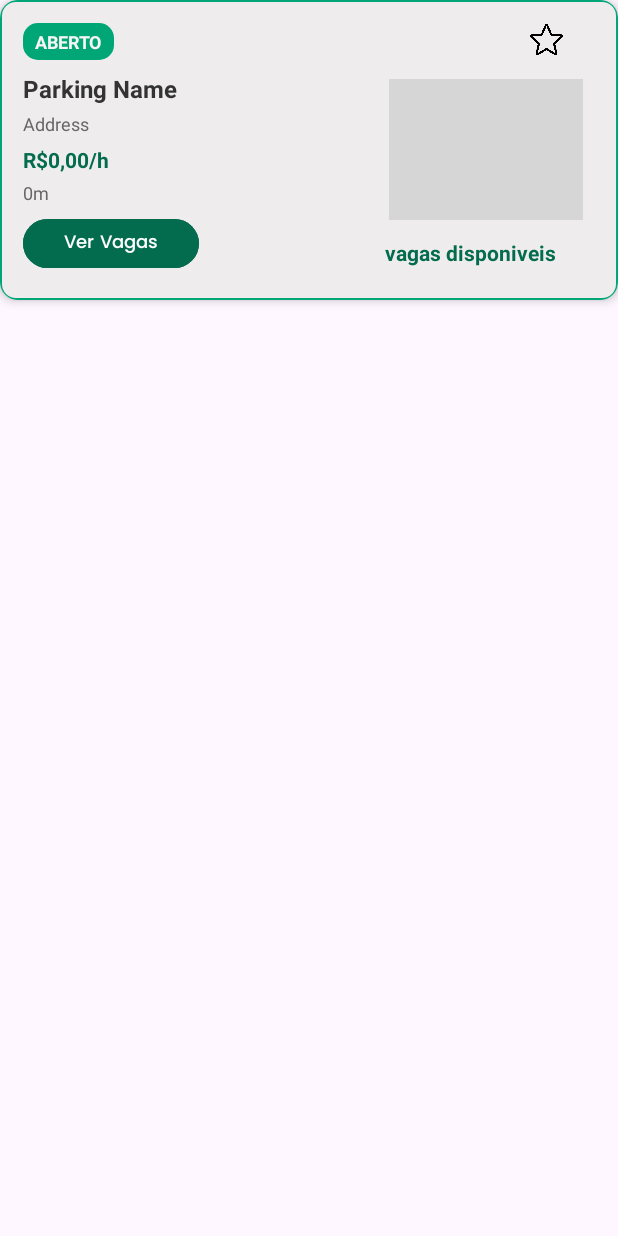
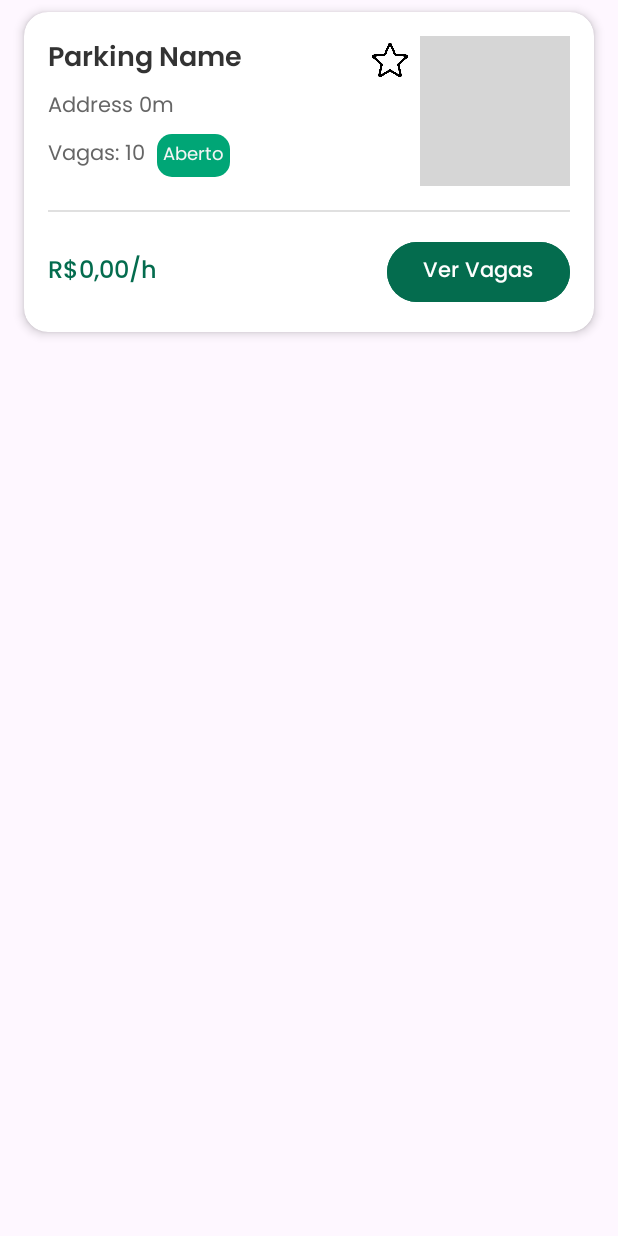
Before and after one commit to lariiscriis/ValletProjeto, an Android app: the layout item_favorite_parking.xml on its own in the app's theme, with its tools: preview values and no code run, on a phone screen of 412 x 824 dp. Run offline under Robolectric (Android 15) with nearby library versions, the phone set to English and light mode, and no system bars; grey boxes are pictures that could not be loaded.

Commit message:
card da reserva atual

```diff
--- a/app/src/main/res/drawable/ic_moto_resized.xml
+++ b/app/src/main/res/drawable/ic_moto_resized.xml
@@ -1,7 +1,7 @@
 <?xml version="1.0" encoding="utf-8"?>
 <layer-list xmlns:android="http://schemas.android.com/apk/res/android">
     <item
-        android:drawable="@drawable/ic_moto"
+        android:drawable="@drawable/moto_option"
         android:width="72dp"
         android:height="72dp"
         android:gravity="center"/>
--- a/app/src/main/res/layout/item_favorite_parking.xml
+++ b/app/src/main/res/layout/item_favorite_parking.xml
@@ -3,123 +3,174 @@
     xmlns:app="http://schemas.android.com/apk/res-auto"
     xmlns:tools="http://schemas.android.com/tools"
     android:layout_width="match_parent"
-    android:layout_height="200dp"
-    android:layout_marginBottom="8dp"
-    app:cardCornerRadius="12dp"
-    app:cardElevation="4dp"
-    >
+    android:layout_height="wrap_content"
+    android:layout_marginHorizontal="16dp"
+    android:layout_marginVertical="8dp"
+    app:cardCornerRadius="16dp"
+    app:cardElevation="4dp">
 
-    <RelativeLayout
+    <androidx.constraintlayout.widget.ConstraintLayout
         android:layout_width="match_parent"
-        android:layout_height="match_parent"
-        android:background="@drawable/edittext_background"
-        android:padding="15dp">
+        android:layout_height="wrap_content">
+
+        <!-- Content Area -->
+        <androidx.constraintlayout.widget.ConstraintLayout
+            android:id="@+id/content_area"
+            android:layout_width="0dp"
+            android:layout_height="wrap_content"
+            android:padding="16dp"
+            app:layout_constraintTop_toTopOf="parent"
+            app:layout_constraintStart_toStartOf="parent"
+            app:layout_constraintEnd_toEndOf="parent">
+
+            <TextView
+                android:id="@+id/txv_nome_estacionamento"
+                android:layout_width="0dp"
+                android:layout_height="wrap_content"
+                android:layout_marginEnd="8dp"
+                android:fontFamily="@font/poppins_semibold"
+                android:text="Parking Name"
+                android:textColor="#333333"
+                android:textSize="18sp"
+                app:layout_constraintTop_toTopOf="parent"
+                app:layout_constraintStart_toStartOf="parent"
+                app:layout_constraintEnd_toStartOf="@+id/ivFavorite" />
+
+            <ImageView
+                android:id="@+id/ivFavorite"
+                android:layout_width="24dp"
+                android:layout_height="24dp"
+                android:background="@drawable/ripple_transparent"
+                android:src="@drawable/btn_star_off"
+                app:layout_constraintEnd_toStartOf="@+id/cv_parking_image_container"
+                app:layout_constraintTop_toTopOf="@+id/txv_nome_estacionamento"
+                app:layout_constraintBottom_toBottomOf="@+id/txv_nome_estacionamento"
+                android:layout_marginEnd="8dp"/>
+
+            <TextView
+                android:id="@+id/txv_endereco_estacionamento"
+                android:layout_width="wrap_content"
+                android:layout_height="wrap_content"
+                android:layout_marginTop="4dp"
+                android:ellipsize="end"
+                android:fontFamily="@font/poppins"
+                android:maxLines="1"
+                android:text="Address"
+                android:textColor="#666666"
+                android:textSize="14sp"
+                app:layout_constrainedWidth="true"
+                app:layout_constraintEnd_toStartOf="@+id/tv_parking_distance"
+                app:layout_constraintHorizontal_bias="0"
+                app:layout_constraintHorizontal_chainStyle="packed"
+                app:layout_constraintStart_toStartOf="parent"
+                app:layout_constraintTop_toBottomOf="@id/txv_nome_estacionamento" />
+
+            <TextView
+                android:id="@+id/tv_parking_distance"
+                android:layout_width="wrap_content"
+                android:layout_height="wrap_content"
+                android:layout_marginStart="4dp"
+                android:fontFamily="@font/poppins"
+                android:text="0m"
+                android:textColor="#666666"
+                android:textSize="14sp"
+                app:layout_constraintBaseline_toBaselineOf="@+id/txv_endereco_estacionamento"
+                app:layout_constraintEnd_toStartOf="@+id/cv_parking_image_container"
+                app:layout_constraintStart_toEndOf="@+id/txv_endereco_estacionamento" />
+
+            <TextView
+                android:id="@+id/txv_vagas_disponiveis"
+                android:layout_width="wrap_content"
+                android:layout_height="wrap_content"
+                android:layout_marginTop="8dp"
+                android:fontFamily="@font/poppins"
+                android:text="Vagas: 10"
+                android:textColor="#666666"
+                android:textSize="14sp"
+                app:layout_constraintStart_toStartOf="parent"
+                app:layout_constraintTop_toBottomOf="@id/txv_endereco_estacionamento" />
 
             <TextView
                 android:id="@+id/tv_parking_status"
                 android:layout_width="wrap_content"
                 android:layout_height="wrap_content"
+                android:layout_marginStart="8dp"
                 android:background="@drawable/button_background"
-            android:paddingHorizontal="8dp"
-            android:paddingVertical="4dp"
-            android:text="ABERTO"
+                android:fontFamily="@font/poppins"
+                android:padding="4dp"
+                android:text="Aberto"
                 android:textColor="@color/branco"
                 android:textSize="12sp"
-            android:textStyle="bold" />
+                app:layout_constraintBaseline_toBaselineOf="@+id/txv_vagas_disponiveis"
+                app:layout_constraintStart_toEndOf="@+id/txv_vagas_disponiveis" />
+
+
+            <androidx.cardview.widget.CardView
+                android:id="@+id/cv_parking_image_container"
+                android:layout_width="100dp"
+                android:layout_height="100dp"
+                app:cardCornerRadius="12dp"
+                app:cardElevation="0dp"
+                app:layout_constraintEnd_toEndOf="parent"
+                app:layout_constraintTop_toTopOf="parent">
 
                 <ImageView
                     android:id="@+id/iv_parking_image"
-            android:layout_width="129dp"
-            android:layout_height="94dp"
-            android:layout_alignParentRight="true"
-            android:layout_centerVertical="true"
-            android:layout_marginRight="8dp"
+                    android:layout_width="match_parent"
+                    android:layout_height="match_parent"
                     android:scaleType="centerCrop"
                     android:src="@drawable/estacionamento_foto" />
 
-        <ImageView
-            android:id="@+id/ivFavorite"
-            android:layout_width="22dp"
-            android:layout_height="22dp"
-            android:layout_alignParentRight="true"
-            android:layout_marginRight="21dp"
-            android:scaleType="centerCrop"
-            android:src="@drawable/btn_star_off" />
+            </androidx.cardview.widget.CardView>
+        </androidx.constraintlayout.widget.ConstraintLayout>
 
-        <TextView
-            android:id="@+id/tv_tav_info"
-            android:layout_width="130dp"
-            android:layout_height="30dp"
-            android:layout_below="@+id/iv_parking_image"
-            android:layout_alignParentEnd="true"
-            android:layout_marginTop="12dp"
-            android:layout_marginEnd="10dp"
-            android:text="vagas disponiveis"
-            android:textColor="#046C4E"
-            android:textSize="14sp"
-            android:textStyle="bold" />
+        <!-- Divider -->
+        <View
+            android:id="@+id/divider"
+            android:layout_width="0dp"
+            android:layout_height="1dp"
+            android:background="#1F000000"
+            app:layout_constraintTop_toBottomOf="@id/content_area"
+            app:layout_constraintStart_toStartOf="parent"
+            app:layout_constraintEnd_toEndOf="parent"
+            android:layout_marginHorizontal="16dp"/>
 
-        <TextView
-            android:id="@+id/txv_nome_estacionamento"
-            android:layout_width="wrap_content"
+        <!-- Footer Area -->
+        <androidx.constraintlayout.widget.ConstraintLayout
+            android:id="@+id/footer_area"
+            android:layout_width="0dp"
             android:layout_height="wrap_content"
-            android:layout_below="@id/tv_parking_status"
-            android:layout_marginTop="8dp"
-            android:text="Parking Name"
-            android:textColor="#333333"
-            android:textSize="16sp"
-            android:textStyle="bold" />
-
-        <TextView
-            android:id="@+id/txv_endereco_estacionamento"
-            android:layout_width="match_parent"
-            android:layout_height="wrap_content"
-            android:layout_below="@id/txv_nome_estacionamento"
-            android:layout_marginTop="4dp"
-            android:layout_toStartOf="@id/iv_parking_image"
-            android:layout_toLeftOf="@id/iv_parking_image"
-            android:ellipsize="none"
-            android:maxLines="3"
-            android:singleLine="false"
-            android:text="Address"
-            android:textColor="#666666"
-            android:textSize="12sp" />
-
+            android:padding="16dp"
+            app:layout_constraintTop_toBottomOf="@id/divider"
+            app:layout_constraintStart_toStartOf="parent"
+            app:layout_constraintEnd_toEndOf="parent"
+            app:layout_constraintBottom_toBottomOf="parent">
 
             <TextView
                 android:id="@+id/txv_preco"
                 android:layout_width="wrap_content"
                 android:layout_height="wrap_content"
-            android:layout_below="@id/txv_endereco_estacionamento"
-            android:layout_marginTop="6dp"
+                android:fontFamily="@font/poppins_medium"
                 android:text="R$0,00/h"
-            android:textColor="#046C4E"
-            android:textSize="14sp"
-            android:textStyle="bold" />
-
-        <TextView
-            android:id="@+id/tv_parking_distance"
-            android:layout_width="wrap_content"
-            android:layout_height="wrap_content"
-            android:layout_below="@id/txv_preco"
-            android:layout_marginTop="4dp"
-            android:text="0m"
-            android:textColor="#666666"
-            android:textSize="12sp" />
+                android:textColor="@color/verdeescuro"
+                android:textSize="16sp"
+                app:layout_constraintStart_toStartOf="parent"
+                app:layout_constraintTop_toTopOf="parent"
+                app:layout_constraintBottom_toBottomOf="parent"/>
 
             <Button
                 android:id="@+id/btn_ver_vagas"
-            android:layout_width="117dp"
+                android:layout_width="wrap_content"
                 android:layout_height="wrap_content"
-            android:layout_alignParentBottom="true"
-            android:layout_marginBottom="2dp"
-            android:backgroundTint="#046C4E"
+                android:backgroundTint="@color/verdeescuro"
                 android:fontFamily="@font/poppins_medium"
-            android:minHeight="40dp"
-            android:paddingHorizontal="16dp"
+                android:minHeight="48dp"
                 android:text="Ver Vagas"
                 android:textColor="@android:color/white"
-            android:textSize="12sp"
-            tools:ignore="TouchTargetSizeCheck" />
-    </RelativeLayout>
+                app:layout_constraintEnd_toEndOf="parent"
+                app:layout_constraintTop_toTopOf="parent"
+                app:layout_constraintBottom_toBottomOf="parent"/>
+
+        </androidx.constraintlayout.widget.ConstraintLayout>
+    </androidx.constraintlayout.widget.ConstraintLayout>
 </androidx.cardview.widget.CardView>
--- a/app/src/main/res/layout/layout_bloqueio_reserva.xml
+++ b/app/src/main/res/layout/layout_bloqueio_reserva.xml
@@ -5,12 +5,14 @@
     android:layout_height="match_parent"
     android:orientation="vertical"
     android:gravity="center"
+    android:background="@color/branco"
     android:padding="32dp">
 
     <ImageView
-        android:layout_width="120dp"
-        android:layout_height="120dp"
-        android:contentDescription="Atenção"
+        android:layout_width="200dp"
+        android:layout_height="200dp"
+        android:src="@drawable/reserva_carro"
+        android:contentDescription="Animação de um carro sendo reservado"
         android:layout_marginBottom="24dp" />
 
     <TextView
@@ -19,6 +21,7 @@
         android:text="Reserva Ativa Encontrada!"
         android:textSize="24sp"
         android:textStyle="bold"
+        android:textColor="@color/preto"
         android:layout_marginBottom="16dp" />
 
     <TextView
@@ -27,15 +30,18 @@
         android:layout_height="wrap_content"
         android:text="Carregando informações da reserva..."
         android:textSize="16sp"
+        android:textColor="@color/preto"
         android:textAlignment="center"
         android:lineSpacingExtra="4sp"
         android:layout_marginBottom="32dp" />
 
     <Button
         android:id="@+id/btnVerReserva"
-        android:layout_width="wrap_content"
+        android:layout_width="match_parent"
         android:layout_height="wrap_content"
         android:text="Ver Minha Reserva"
+        android:backgroundTint="@color/verdeclaro"
+        android:textColor="@color/branco"
         android:paddingStart="32dp"
         android:paddingEnd="32dp"
         android:paddingTop="16dp"
```
Also changed, not shown: app/src/main/res/drawable/ic_moto.png (deleted). Lines whose indentation alone changed are shown as unchanged.
